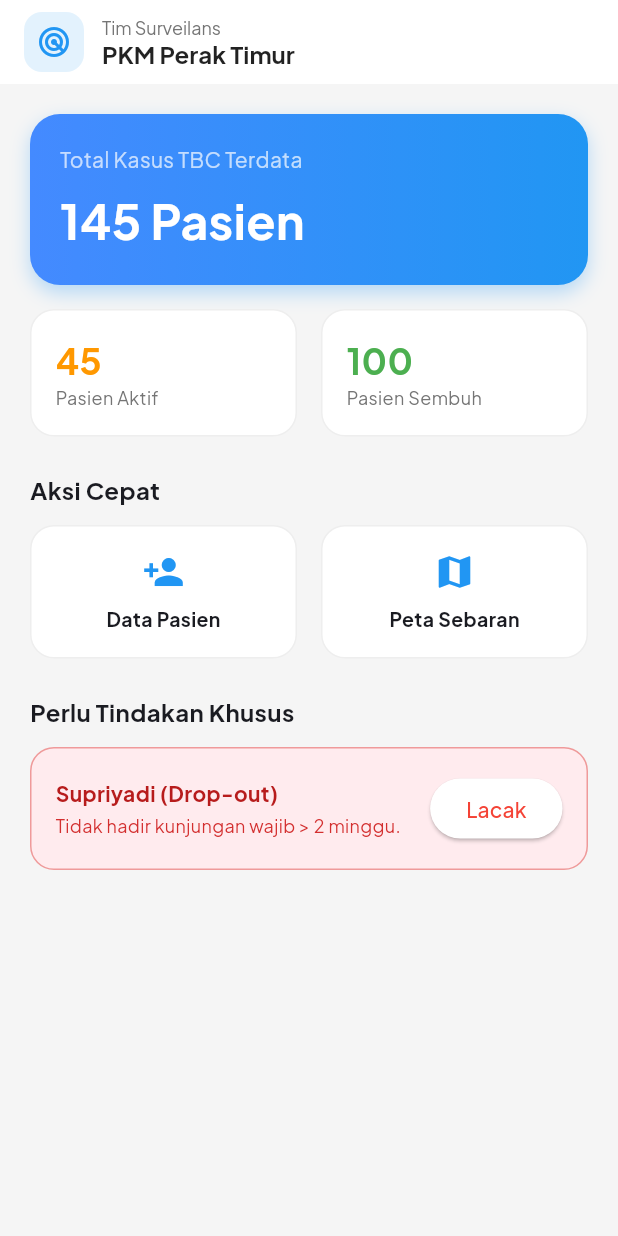
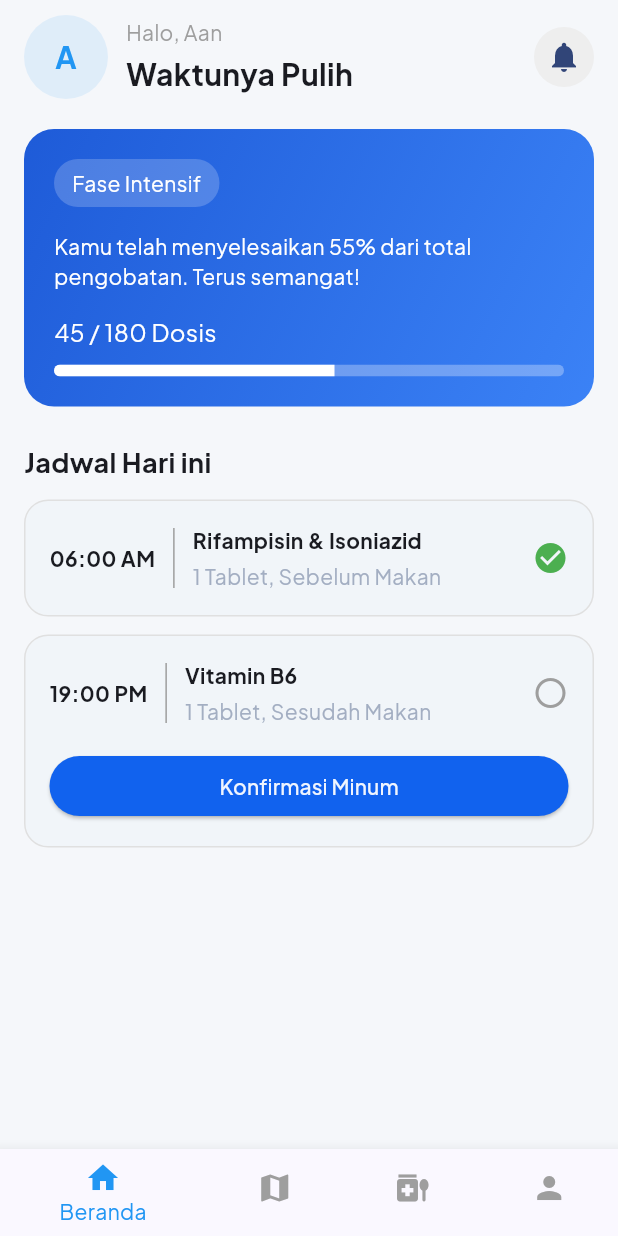
Before and after one commit to fathss/tb-check-mobile, a Flutter app: the screen it shows after launch, on a phone screen of 412 x 824 dp. Run offline on Flutter 3.47's test engine with Material 3 defaults, Android fonts, the phone set to English and light mode, and no system bars.

Commit message:
feat(user-home): implement home screen with bottom navigation bar

```diff
--- /dev/null
+++ b/lib/core/navigation/main_page.dart
@@ -0,0 +1,44 @@
+import 'package:flutter/material.dart';
+import '../../../features/home/home_page.dart';
+//import '../features/medicine/medicine_page.dart';
+// import '../features/schedule/schedule_page.dart';
+// import '../features/profile/profile_page.dart';
+
+class MainPage extends StatefulWidget {
+  const MainPage({super.key});
+
+  @override
+  State<MainPage> createState() => _MainPageState();
+}
+
+class _MainPageState extends State<MainPage> {
+  int currentIndex = 0;
+
+  final pages = [HomePage()];
+
+  @override
+  Widget build(BuildContext context) {
+    return Scaffold(
+      body: pages[currentIndex],
+      bottomNavigationBar: BottomNavigationBar(
+        currentIndex: currentIndex,
+        onTap: (index) {
+          setState(() {
+            currentIndex = index;
+          });
+        },
+        selectedItemColor: Colors.blue,
+        unselectedItemColor: Colors.grey,
+        items: const [
+          BottomNavigationBarItem(icon: Icon(Icons.home), label: 'Beranda'),
+          BottomNavigationBarItem(icon: Icon(Icons.map), label: 'Map'),
+          BottomNavigationBarItem(
+            icon: Icon(Icons.medication_liquid),
+            label: 'Obat',
+          ),
+          BottomNavigationBarItem(icon: Icon(Icons.person), label: 'Profil'),
+        ],
+      ),
+    );
+  }
+}
--- /dev/null
+++ b/lib/features/home/home_page.dart
@@ -0,0 +1,163 @@
+import 'package:flutter/material.dart';
+import 'package:tbcheck_app/features/medicine/medicine_card.dart';
+
+class HomePage extends StatelessWidget {
+  const HomePage({super.key});
+
+  @override
+  Widget build(BuildContext context) {
+    return Scaffold(
+      backgroundColor: const Color(0xFFF5F7FA),
+      body: SafeArea(
+        child: Padding(
+          padding: const EdgeInsets.symmetric(horizontal: 16),
+          child: Column(
+            crossAxisAlignment: CrossAxisAlignment.start,
+            children: [
+              const SizedBox(height: 10),
+
+              // 🔹 HEADER
+              Row(
+                mainAxisAlignment: MainAxisAlignment.spaceBetween,
+                children: [
+                  Row(
+                    children: [
+                      CircleAvatar(
+                        radius: 28,
+                        backgroundColor: Colors.blue.withOpacity(0.1),
+                        child: const Text(
+                          "A",
+                          style: TextStyle(
+                            fontSize: 20,
+                            fontWeight: FontWeight.bold,
+                            color: Colors.blue,
+                          ),
+                        ),
+                      ),
+                      const SizedBox(width: 12),
+                      const Column(
+                        crossAxisAlignment: CrossAxisAlignment.start,
+                        children: [
+                          Text(
+                            "Halo, Aan",
+                            style: TextStyle(color: Colors.grey),
+                          ),
+                          SizedBox(height: 4),
+                          Text(
+                            "Waktunya Pulih",
+                            style: TextStyle(
+                              fontSize: 20,
+                              fontWeight: FontWeight.bold,
+                            ),
+                          ),
+                        ],
+                      ),
+                    ],
+                  ),
+                  CircleAvatar(
+                    backgroundColor: Colors.grey.shade200,
+                    child: const Icon(Icons.notifications),
+                  ),
+                ],
+              ),
+
+              const SizedBox(height: 20),
+
+              // 🔵 CARD PROGRESS
+              Container(
+                width: double.infinity,
+                padding: const EdgeInsets.all(20),
+                decoration: BoxDecoration(
+                  gradient: const LinearGradient(
+                    colors: [Color(0xFF1E5BD8), Color(0xFF3B82F6)],
+                    begin: Alignment.topLeft,
+                    end: Alignment.bottomRight,
+                  ),
+                  borderRadius: BorderRadius.circular(20),
+                ),
+                child: Column(
+                  crossAxisAlignment: CrossAxisAlignment.start,
+                  children: [
+                    // badge
+                    Container(
+                      padding: const EdgeInsets.symmetric(
+                        horizontal: 12,
+                        vertical: 6,
+                      ),
+                      decoration: BoxDecoration(
+                        color: Colors.white.withOpacity(0.2),
+                        borderRadius: BorderRadius.circular(20),
+                      ),
+                      child: const Text(
+                        "Fase Intensif",
+                        style: TextStyle(color: Colors.white),
+                      ),
+                    ),
+
+                    const SizedBox(height: 16),
+
+                    const Text(
+                      "Kamu telah menyelesaikan 55% dari total pengobatan. Terus semangat!",
+                      style: TextStyle(color: Colors.white, fontSize: 14),
+                    ),
+
+                    const SizedBox(height: 16),
+
+                    const Text(
+                      "45 / 180 Dosis",
+                      style: TextStyle(color: Colors.white, fontSize: 16),
+                    ),
+
+                    const SizedBox(height: 10),
+
+                    // progress bar
+                    ClipRRect(
+                      borderRadius: BorderRadius.circular(10),
+                      child: LinearProgressIndicator(
+                        value: 0.55,
+                        minHeight: 8,
+                        backgroundColor: Colors.white.withOpacity(0.3),
+                        valueColor: const AlwaysStoppedAnimation<Color>(
+                          Colors.white,
+                        ),
+                      ),
+                    ),
+                  ],
+                ),
+              ),
+
+              const SizedBox(height: 24),
+
+              const Text(
+                "Jadwal Hari ini",
+                style: TextStyle(fontSize: 18, fontWeight: FontWeight.bold),
+              ),
+
+              const SizedBox(height: 12),
+
+              // 🔹 LIST JADWAL
+              Expanded(
+                child: ListView(
+                  children: const [
+                    MedicineCard(
+                      time: "06:00 AM",
+                      title: "Rifampisin & Isoniazid",
+                      subtitle: "1 Tablet, Sebelum Makan",
+                      isDone: true,
+                    ),
+                    MedicineCard(
+                      time: "19:00 PM",
+                      title: "Vitamin B6",
+                      subtitle: "1 Tablet, Sesudah Makan",
+                      isDone: false,
+                    ),
+                  ],
+                ),
+              ),
+            ],
+          ),
+        ),
+      ),
+    );
+  }
+}
--- /dev/null
+++ b/lib/features/medicine/medicine_card.dart
@@ -0,0 +1,84 @@
+import 'package:flutter/material.dart';
+import 'package:tbcheck_app/core/theme/app_colors.dart';
+
+class MedicineCard extends StatelessWidget {
+  final String time;
+  final String title;
+  final String subtitle;
+  final bool isDone;
+
+  const MedicineCard({
+    super.key,
+    required this.time,
+    required this.title,
+    required this.subtitle,
+    required this.isDone,
+  });
+
+  @override
+  Widget build(BuildContext context) {
+    return Container(
+      margin: const EdgeInsets.only(bottom: 12),
+      padding: const EdgeInsets.all(16),
+      decoration: BoxDecoration(
+        color: const Color(0xFFF1F5F9),
+        borderRadius: BorderRadius.circular(16),
+        border: Border.all(color: Colors.grey.shade300),
+      ),
+      child: Column(
+        children: [
+          Row(
+            children: [
+              Text(time, style: const TextStyle(fontWeight: FontWeight.bold)),
+
+              const SizedBox(width: 12),
+
+              Container(height: 40, width: 1, color: Colors.grey),
+
+              const SizedBox(width: 12),
+
+              Expanded(
+                child: Column(
+                  crossAxisAlignment: CrossAxisAlignment.start,
+                  children: [
+                    Text(
+                      title,
+                      style: const TextStyle(fontWeight: FontWeight.bold),
+                    ),
+                    const SizedBox(height: 4),
+                    Text(
+                      subtitle,
+                      style: const TextStyle(color: AppColors.textSecondary),
+                    ),
+                  ],
+                ),
+              ),
+
+              Icon(
+                isDone ? Icons.check_circle : Icons.radio_button_unchecked,
+                color: isDone ? Colors.green : Colors.grey,
+              ),
+            ],
+          ),
+
+          if (!isDone) ...[
+            const SizedBox(height: 16),
+            SizedBox(
+              width: double.infinity,
+              child: ElevatedButton(
+                style: ElevatedButton.styleFrom(
+                  backgroundColor: AppColors.primary,
+                ),
+                onPressed: () {},
+                child: const Text(
+                  "Konfirmasi Minum",
+                  style: TextStyle(color: AppColors.secondary),
+                ),
+              ),
+            ),
+          ],
+        ],
+      ),
+    );
+  }
+}
--- a/lib/main.dart
+++ b/lib/main.dart
@@ -3,6 +3,10 @@ import 'package:tbcheck_app/core/theme/app_colors.dart';
 import 'package:tbcheck_app/features/admin_faskes/dashboard/screens/admin_dashboard_screen.dart';
 import 'package:tbcheck_app/features/landing/landing_page.dart';
 import 'features/admin_faskes/navigation/admin_main_navigation.dart';
+import 'package:tbcheck_app/core/navigation/main_page.dart';
+import 'package:tbcheck_app/features/home/home_page.dart';
+import 'package:tbcheck_app/features/landing/landing_page.dart';
+import 'package:tbcheck_app/features/home/home_page.dart';
 
 void main() {
   runApp(const MyApp());
@@ -20,7 +24,7 @@ class MyApp extends StatelessWidget {
         fontFamily: "PlusJakartaSans",
         colorScheme: .fromSeed(seedColor: AppColors.primary),
       ),
-      home: const AdminDashboardScreen(),
+      home: const MainPage(),
     );
   }
 }
```
